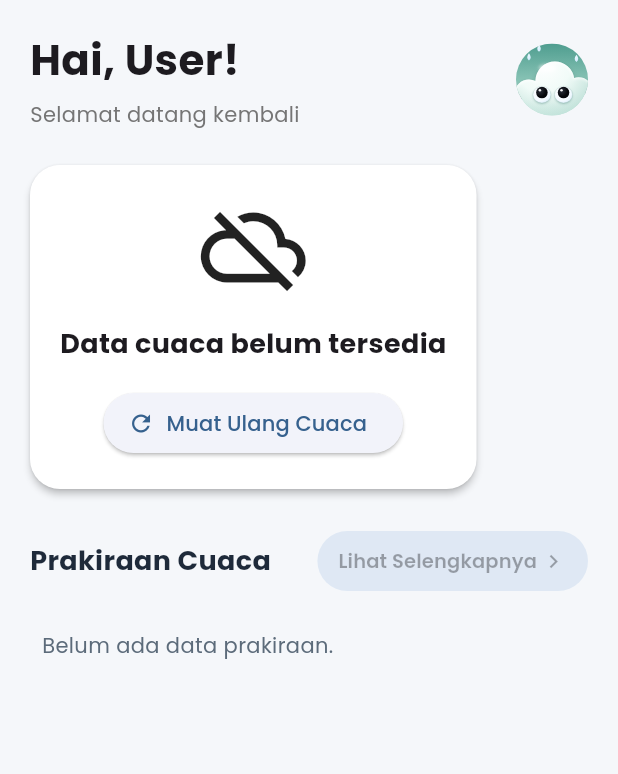
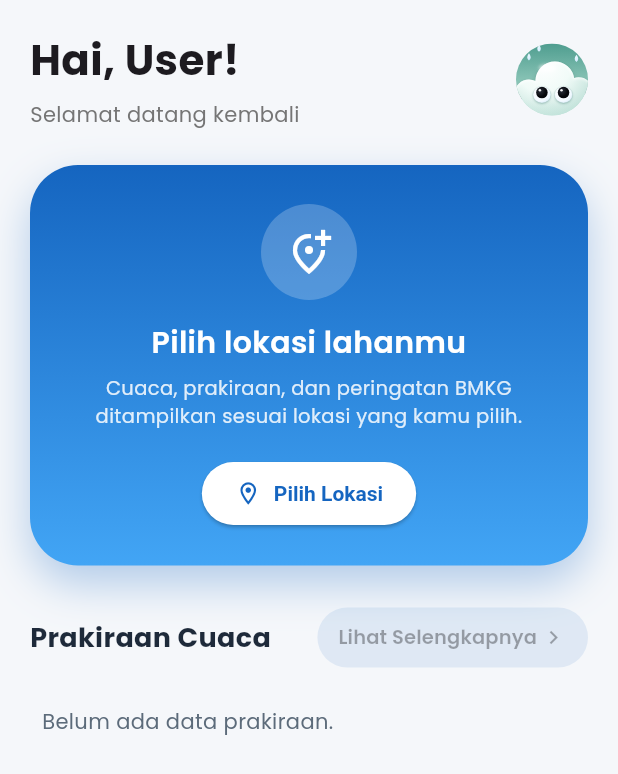
Before and after one commit to gtndaa/PengmasJambi2026, a Flutter app: the DashboardScreen screen opened directly, on a phone screen of 412 x 824 dp. Shown: the top 774 px of the screen. Run offline on Flutter 3.47's test engine with Material 3 defaults, Android fonts, the phone set to English and light mode, and no system bars; our stand-ins replace fl_chart, flutter_local_notifications, google_fonts, shared_preferences; missing offline and left inert: workmanager; accounts and stored records are empty; statements that could not run were skipped.

Commit message:
app_eled: simpan lokasi per akun dan tombol Pilih Lokasi untuk akun baru
- Lokasi disimpan per akun, jadi akun baru di HP yang sama tidak lagi
  mewarisi lokasi akun lain. Lokasi aktif untuk pengecek peringatan BMKG
  di background disamakan saat login dan dikosongkan saat logout.
- Home menampilkan kartu "Pilih lokasi lahanmu" dengan tombol Pilih Lokasi
  saat akun belum punya lokasi (sebelumnya tidak ada cara memilih lokasi).
- Alert menampilkan petunjuk "Lokasi belum dipilih" alih-alih
  "Kondisi Cuaca Aman" untuk lokasi kosong.

Co-Authored-By: Claude Opus 5.5 <noreply@anthropic.com>

```diff
--- a/app_eled/lib/services/location_storage_service.dart
+++ b/app_eled/lib/services/location_storage_service.dart
@@ -1,5 +1,14 @@
 import 'package:shared_preferences/shared_preferences.dart';
 
+import 'api_service.dart';
+
+/// Lokasi pilihan user disimpan PER AKUN, supaya akun baru di HP yang sama
+/// tidak mewarisi lokasi akun lain.
+///
+/// Selain salinan per akun, ada "lokasi aktif" (key tanpa akhiran username)
+/// yang dibaca pengecek peringatan BMKG di background. Background isolate
+/// tidak tahu siapa yang sedang login, jadi lokasi aktif selalu disamakan
+/// dengan lokasi akun yang sedang login dan dikosongkan saat logout.
 class LocationStorageService {
   static const String provinceKey = 'selected_province';
   static const String regencyKey = 'selected_regency';
@@ -7,8 +16,27 @@ class LocationStorageService {
   static const String villageKey = 'selected_village';
   static const String adm4Key = 'selected_adm4';
 
+  static const List<String> _fields = [
+    provinceKey,
+    regencyKey,
+    districtKey,
+    villageKey,
+    adm4Key,
+  ];
+
+  static const Map<String, String> _mapKeys = {
+    provinceKey: 'province',
+    regencyKey: 'regency',
+    districtKey: 'district',
+    villageKey: 'village',
+    adm4Key: 'adm4',
+  };
+
+  static String _userKey(String field, String username) =>
+      '$field@$username';
+
   // =====================================================
-  // SIMPAN LOKASI
+  // SIMPAN LOKASI (akun yang sedang login)
   // =====================================================
 
   static Future<void> saveLocation({
@@ -18,73 +46,72 @@ class LocationStorageService {
     required String village,
     required String adm4,
   }) async {
-    final prefs =
-        await SharedPreferences.getInstance();
+    final prefs = await SharedPreferences.getInstance();
+    final username = ApiService.currentUsername;
 
-    await prefs.setString(
-      provinceKey,
-      province,
-    );
+    final values = {
+      provinceKey: province,
+      regencyKey: regency,
+      districtKey: district,
+      villageKey: village,
+      adm4Key: adm4,
+    };
 
-    await prefs.setString(
-      regencyKey,
-      regency,
-    );
-
-    await prefs.setString(
-      districtKey,
-      district,
-    );
-
-    await prefs.setString(
-      villageKey,
-      village,
-    );
-
-    await prefs.setString(
-      adm4Key,
-      adm4,
-    );
+    for (final e in values.entries) {
+      if (username != null) {
+        await prefs.setString(_userKey(e.key, username), e.value);
+      }
+      // lokasi aktif untuk pengecek peringatan di background
+      await prefs.setString(e.key, e.value);
+    }
   }
 
   // =====================================================
-  // AMBIL LOKASI
+  // AMBIL LOKASI (akun yang sedang login)
   // =====================================================
 
-  static Future<Map<String, String>?>
-      getLocation() async {
-    final prefs =
-        await SharedPreferences.getInstance();
+  static Future<Map<String, String>?> getLocation() async {
+    final username = ApiService.currentUsername;
+    if (username == null) return null;
 
-    final province =
-        prefs.getString(provinceKey);
+    final prefs = await SharedPreferences.getInstance();
+    final result = <String, String>{};
 
-    final regency =
-        prefs.getString(regencyKey);
-
-    final district =
-        prefs.getString(districtKey);
-
-    final village =
-        prefs.getString(villageKey);
-
-    final adm4 =
-        prefs.getString(adm4Key);
-
-    if (province == null ||
-        regency == null ||
-        district == null ||
-        village == null ||
-        adm4 == null) {
-      return null;
+    for (final field in _fields) {
+      final value = prefs.getString(_userKey(field, username));
+      if (value == null) return null;
+      result[_mapKeys[field]!] = value;
     }
 
-    return {
-      'province': province,
-      'regency': regency,
-      'district': district,
-      'village': village,
-      'adm4': adm4,
-    };
+    return result;
+  }
+
+  // =====================================================
+  // SAMAKAN LOKASI AKTIF DENGAN AKUN YANG LOGIN
+  // =====================================================
+
+  /// Dipanggil setelah login berhasil. Kalau akun ini belum pernah memilih
+  /// lokasi, lokasi aktif dikosongkan (tidak memakai lokasi akun sebelumnya).
+  static Future<void> activateForCurrentUser() async {
+    final prefs = await SharedPreferences.getInstance();
+    final location = await getLocation();
+
+    if (location == null) {
+      await clearActiveLocation();
+      return;
+    }
+
+    for (final field in _fields) {
+      await prefs.setString(field, location[_mapKeys[field]!]!);
+    }
+  }
+
+  /// Dipanggil saat logout: berhenti memantau peringatan untuk lokasi akun
+  /// yang keluar. Lokasi per akun tetap tersimpan untuk login berikutnya.
+  static Future<void> clearActiveLocation() async {
+    final prefs = await SharedPreferences.getInstance();
+    for (final field in _fields) {
+      await prefs.remove(field);
+    }
   }
 }
--- a/app_eled/lib/views/dashboard_screen/dashboard_screen.dart
+++ b/app_eled/lib/views/dashboard_screen/dashboard_screen.dart
@@ -487,6 +487,12 @@ class _DashboardScreenState
       );
     }
 
+    // Akun yang belum pernah memilih lokasi: kartu cuaca (yang berisi tombol
+    // Ubah lokasi) belum bisa tampil, jadi beri tombol pilih lokasi di sini.
+    if (selectedAdm4.isEmpty) {
+      return _buildPickLocationCard();
+    }
+
     if (weatherData == null) {
       return Card(
         elevation: 2,
@@ -683,6 +689,81 @@ class _DashboardScreenState
                   ),
                 ),
               ],
+            ),
+          ),
+        ],
+      ),
+    );
+  }
+
+  Widget _buildPickLocationCard() {
+    return Container(
+      width: double.infinity,
+      padding: const EdgeInsets.fromLTRB(22, 26, 22, 24),
+      decoration: BoxDecoration(
+        gradient: const LinearGradient(
+          colors: AppColors.blueGradient,
+          begin: Alignment.topCenter,
+          end: Alignment.bottomCenter,
+        ),
+        borderRadius: BorderRadius.circular(32),
+        boxShadow: [
+          BoxShadow(
+            color: AppColors.primary.withValues(alpha: 0.30),
+            blurRadius: 24,
+            offset: const Offset(0, 12),
+          ),
+        ],
+      ),
+      child: Column(
+        children: [
+          Container(
+            width: 64,
+            height: 64,
+            decoration: BoxDecoration(
+              color: Colors.white.withValues(alpha: 0.22),
+              shape: BoxShape.circle,
+            ),
+            child: const Icon(
+              Icons.add_location_alt_outlined,
+              color: Colors.white,
+              size: 32,
+            ),
+          ),
+          const SizedBox(height: 14),
+          const Text(
+            'Pilih lokasi lahanmu',
+            textAlign: TextAlign.center,
+            style: TextStyle(
+              color: Colors.white,
+              fontSize: 20,
+              fontWeight: FontWeight.w600,
+            ),
+          ),
+          const SizedBox(height: 6),
+          Text(
+            'Cuaca, prakiraan, dan peringatan BMKG ditampilkan '
+            'sesuai lokasi yang kamu pilih.',
+            textAlign: TextAlign.center,
+            style: TextStyle(
+              color: Colors.white.withValues(alpha: 0.85),
+              fontSize: 13,
+            ),
+          ),
+          const SizedBox(height: 18),
+          ElevatedButton.icon(
+            onPressed: _updateLocation,
+            icon: const Icon(Icons.location_on_outlined),
+            label: const Text('Pilih Lokasi'),
+            style: ElevatedButton.styleFrom(
+              backgroundColor: Colors.white,
+              foregroundColor: AppColors.primary,
+              padding: const EdgeInsets.symmetric(
+                horizontal: 22,
+                vertical: 12,
+              ),
+              textStyle: const TextStyle(fontWeight: FontWeight.w600),
+              shape: const StadiumBorder(),
             ),
           ),
         ],
--- a/app_eled/lib/views/profile_screen/profile_screen.dart
+++ b/app_eled/lib/views/profile_screen/profile_screen.dart
@@ -2,6 +2,7 @@ import 'package:flutter/material.dart';
 
 import '../../models/user_model.dart';
 import '../../services/api_service.dart';
+import '../../services/location_storage_service.dart';
 import '../login_screen/login_screen.dart';
 import '../../consts/colors.dart';
 import '../../widgets/gradient_header.dart';
@@ -39,6 +40,9 @@ class _ProfileScreenState
   // =====================================================
 
   Future<void> logout() async {
+    // Lokasi akun ini tetap tersimpan untuk login berikutnya, tapi
+    // peringatan cuaca di background berhenti memakai lokasinya.
+    await LocationStorageService.clearActiveLocation();
     await apiService.logout();
 
     if (!mounted) {
```
Also changed, not shown: app_eled/lib/views/login_screen/login_screen.dart (+9 -0 lines), app_eled/lib/views/notification_screen/notification_screen.dart (+33 -0 lines).
